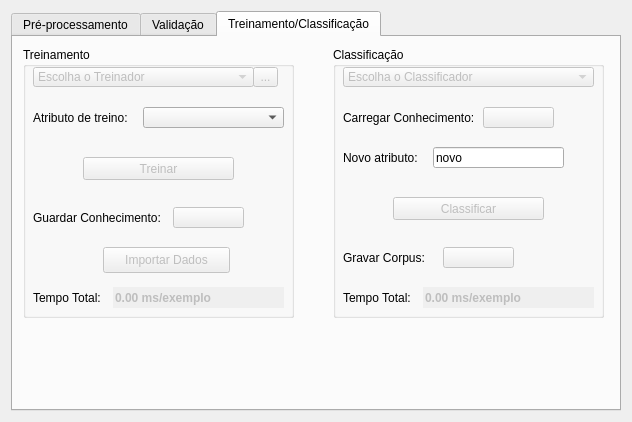
The window that Interface/InterfaceFAMA/janela.ui (cristianommsilva/machine-learning-ip-ime) describes before a commit, drawn with Qt 5.
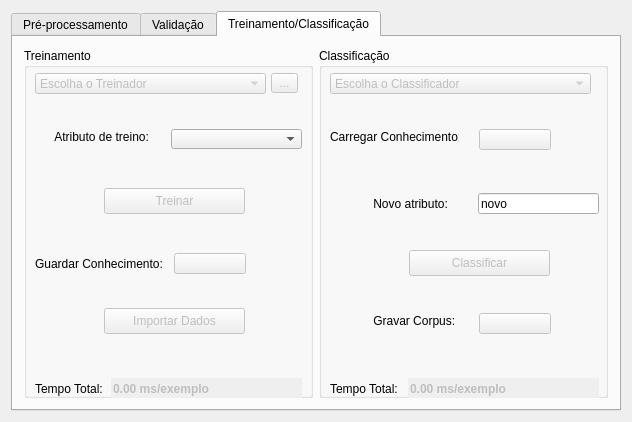
The same window after the commit. The open tabs and pages were chosen to show the change. Icons and pictures are not drawn.

The edit to the form file:
```diff
--- a/Interface/InterfaceFAMA/janela.ui
+++ b/Interface/InterfaceFAMA/janela.ui
@@ -956,15 +956,9 @@
       <attribute name="title">
        <string>Treinamento/Classificação</string>
       </attribute>
+      <layout class="QGridLayout" name="gridLayout_9">
+       <item row="0" column="0">
       <widget class="QGroupBox" name="groupBox_escolhaTreinador">
-       <property name="geometry">
-        <rect>
-         <x>10</x>
-         <y>10</y>
-         <width>271</width>
-         <height>271</height>
-        </rect>
-       </property>
        <property name="minimumSize">
         <size>
          <width>261</width>
@@ -986,12 +980,24 @@
         </property>
         <property name="geometry">
          <rect>
-          <x>10</x>
-          <y>20</y>
-          <width>221</width>
-          <height>20</height>
-         </rect>
-        </property>
+            <x>11</x>
+            <y>25</y>
+            <width>231</width>
+            <height>21</height>
+           </rect>
+          </property>
+          <property name="minimumSize">
+           <size>
+            <width>0</width>
+            <height>21</height>
+           </size>
+          </property>
+          <property name="maximumSize">
+           <size>
+            <width>16777215</width>
+            <height>21</height>
+           </size>
+          </property>
         <property name="insertPolicy">
          <enum>QComboBox::InsertAlphabetically</enum>
         </property>
@@ -1007,12 +1013,18 @@
         </property>
         <property name="geometry">
          <rect>
-          <x>230</x>
-          <y>20</y>
-          <width>25</width>
+            <x>247</x>
+            <y>25</y>
+            <width>27</width>
           <height>20</height>
          </rect>
         </property>
+          <property name="maximumSize">
+           <size>
+            <width>31</width>
+            <height>21</height>
+           </size>
+          </property>
         <property name="text">
          <string>...</string>
         </property>
@@ -1020,79 +1032,52 @@
        <widget class="QLabel" name="label_guardarConhecimento">
         <property name="geometry">
          <rect>
-          <x>10</x>
-          <y>160</y>
-          <width>131</width>
+            <x>11</x>
+            <y>205</y>
+            <width>127</width>
           <height>21</height>
          </rect>
         </property>
+          <property name="minimumSize">
+           <size>
+            <width>0</width>
+            <height>21</height>
+           </size>
+          </property>
+          <property name="maximumSize">
+           <size>
+            <width>131</width>
+            <height>21</height>
+           </size>
+          </property>
         <property name="text">
          <string>Guardar Conhecimento:</string>
         </property>
        </widget>
-       <widget class="QPushButton" name="pushButton_guardarConhecimento">
-        <property name="enabled">
-         <bool>false</bool>
-        </property>
-        <property name="geometry">
-         <rect>
-          <x>150</x>
-          <y>160</y>
-          <width>71</width>
-          <height>21</height>
-         </rect>
-        </property>
-        <property name="maximumSize">
-         <size>
-          <width>101</width>
-          <height>21</height>
-         </size>
-        </property>
-        <property name="font">
-         <font>
-          <italic>false</italic>
-          <underline>false</underline>
-          <strikeout>false</strikeout>
-         </font>
-        </property>
-        <property name="cursor">
-         <cursorShape>ArrowCursor</cursorShape>
-        </property>
-        <property name="layoutDirection">
-         <enum>Qt::LeftToRight</enum>
-        </property>
-        <property name="autoFillBackground">
-         <bool>false</bool>
-        </property>
-        <property name="text">
-         <string/>
-        </property>
-        <property name="icon">
-         <iconset>
-          <normaloff>../imagens/save.png</normaloff>../imagens/save.png</iconset>
-        </property>
-        <property name="autoDefault">
-         <bool>true</bool>
-        </property>
-        <property name="default">
-         <bool>false</bool>
-        </property>
-        <property name="flat">
-         <bool>false</bool>
-        </property>
-       </widget>
        <widget class="QPushButton" name="pushButton_treinar">
         <property name="enabled">
          <bool>false</bool>
         </property>
         <property name="geometry">
          <rect>
-          <x>60</x>
-          <y>110</y>
-          <width>151</width>
-          <height>23</height>
-         </rect>
-        </property>
+            <x>80</x>
+            <y>140</y>
+            <width>141</width>
+            <height>26</height>
+           </rect>
+          </property>
+          <property name="minimumSize">
+           <size>
+            <width>0</width>
+            <height>26</height>
+           </size>
+          </property>
+          <property name="maximumSize">
+           <size>
+            <width>16777215</width>
+            <height>26</height>
+           </size>
+          </property>
         <property name="text">
          <string>Treinar</string>
         </property>
@@ -1100,35 +1085,59 @@
        <widget class="QLabel" name="label_atributoTreino2">
         <property name="geometry">
          <rect>
-          <x>10</x>
-          <y>60</y>
-          <width>101</width>
-          <height>21</height>
-         </rect>
-        </property>
+            <x>11</x>
+            <y>81</y>
+            <width>131</width>
+            <height>16</height>
+           </rect>
+          </property>
+          <property name="maximumSize">
+           <size>
+            <width>99999</width>
+            <height>21</height>
+           </size>
+          </property>
         <property name="text">
-         <string>Atributo de treino:</string>
+           <string>      Atributo de treino:</string>
         </property>
        </widget>
        <widget class="QComboBox" name="comboBox_atributoTreino2">
         <property name="geometry">
          <rect>
-          <x>120</x>
-          <y>60</y>
-          <width>141</width>
-          <height>21</height>
-         </rect>
-        </property>
+            <x>147</x>
+            <y>81</y>
+            <width>131</width>
+            <height>20</height>
+           </rect>
+          </property>
+          <property name="maximumSize">
+           <size>
+            <width>16777215</width>
+            <height>21</height>
+           </size>
+          </property>
        </widget>
        <widget class="QLabel" name="label_tempoTreino">
         <property name="geometry">
          <rect>
-          <x>10</x>
-          <y>240</y>
-          <width>81</width>
+            <x>11</x>
+            <y>330</y>
+            <width>70</width>
           <height>21</height>
          </rect>
         </property>
+          <property name="minimumSize">
+           <size>
+            <width>0</width>
+            <height>21</height>
+           </size>
+          </property>
+          <property name="maximumSize">
+           <size>
+            <width>81</width>
+            <height>21</height>
+           </size>
+          </property>
         <property name="text">
          <string>Tempo Total:</string>
         </property>
@@ -1139,12 +1148,24 @@
         </property>
         <property name="geometry">
          <rect>
-          <x>90</x>
-          <y>240</y>
-          <width>171</width>
+            <x>87</x>
+            <y>330</y>
+            <width>191</width>
           <height>21</height>
          </rect>
         </property>
+          <property name="minimumSize">
+           <size>
+            <width>0</width>
+            <height>21</height>
+           </size>
+          </property>
+          <property name="maximumSize">
+           <size>
+            <width>16777215</width>
+            <height>21</height>
+           </size>
+          </property>
         <property name="font">
          <font>
           <family>Arial</family>
@@ -1169,11 +1190,17 @@
         <property name="geometry">
          <rect>
           <x>80</x>
-          <y>200</y>
-          <width>127</width>
+            <y>260</y>
+            <width>141</width>
           <height>26</height>
          </rect>
         </property>
+          <property name="maximumSize">
+           <size>
+            <width>16777215</width>
+            <height>26</height>
+           </size>
+          </property>
         <property name="text">
          <string>Importar Dados</string>
         </property>
@@ -1182,16 +1209,78 @@
           <normaloff>../imagens/flecha2.png</normaloff>../imagens/flecha2.png</iconset>
         </property>
        </widget>
-      </widget>
+         <widget class="QPushButton" name="pushButton_guardarConhecimento">
+          <property name="enabled">
+           <bool>false</bool>
+          </property>
+          <property name="geometry">
+           <rect>
+            <x>150</x>
+            <y>205</y>
+            <width>72</width>
+            <height>21</height>
+           </rect>
+          </property>
+          <property name="sizePolicy">
+           <sizepolicy hsizetype="Minimum" vsizetype="Fixed">
+            <horstretch>0</horstretch>
+            <verstretch>0</verstretch>
+           </sizepolicy>
+          </property>
+          <property name="maximumSize">
+           <size>
+            <width>81</width>
+            <height>21</height>
+           </size>
+          </property>
+          <property name="font">
+           <font>
+            <italic>false</italic>
+            <underline>false</underline>
+            <strikeout>false</strikeout>
+           </font>
+          </property>
+          <property name="cursor">
+           <cursorShape>ArrowCursor</cursorShape>
+          </property>
+          <property name="layoutDirection">
+           <enum>Qt::LeftToRight</enum>
+          </property>
+          <property name="autoFillBackground">
+           <bool>false</bool>
+          </property>
+          <property name="text">
+           <string/>
+          </property>
+          <property name="icon">
+           <iconset>
+            <normaloff>../imagens/save.png</normaloff>../imagens/save.png</iconset>
+          </property>
+          <property name="autoDefault">
+           <bool>true</bool>
+          </property>
+          <property name="default">
+           <bool>false</bool>
+          </property>
+          <property name="flat">
+           <bool>false</bool>
+          </property>
+         </widget>
+         <zorder>comboBox_metodoTreinador</zorder>
+         <zorder>toolButton_treinador2</zorder>
+         <zorder>label_guardarConhecimento</zorder>
+         <zorder>pushButton_treinar</zorder>
+         <zorder>label_atributoTreino2</zorder>
+         <zorder>comboBox_atributoTreino2</zorder>
+         <zorder>label_tempoTreino</zorder>
+         <zorder>lineEdit_tempoTreino</zorder>
+         <zorder>pushButton_importarDadosAba3</zorder>
+         <zorder>pushButton_guardarConhecimento</zorder>
+         <zorder>groupBox_escolhaClassificador2</zorder>
+        </widget>
+       </item>
+       <item row="0" column="1">
       <widget class="QGroupBox" name="groupBox_escolhaClassificador2">
-       <property name="geometry">
-        <rect>
-         <x>320</x>
-         <y>10</y>
-         <width>271</width>
-         <height>271</height>
-        </rect>
-       </property>
        <property name="minimumSize">
         <size>
          <width>261</width>
@@ -1213,12 +1302,24 @@
         </property>
         <property name="geometry">
          <rect>
-          <x>10</x>
-          <y>20</y>
-          <width>251</width>
-          <height>20</height>
-         </rect>
-        </property>
+            <x>11</x>
+            <y>25</y>
+            <width>261</width>
+            <height>21</height>
+           </rect>
+          </property>
+          <property name="minimumSize">
+           <size>
+            <width>0</width>
+            <height>21</height>
+           </size>
+          </property>
+          <property name="maximumSize">
+           <size>
+            <width>16777215</width>
+            <height>21</height>
+           </size>
+          </property>
         <property name="insertPolicy">
          <enum>QComboBox::InsertAlphabetically</enum>
         </property>
@@ -1231,79 +1332,40 @@
        <widget class="QLabel" name="label_carregarConhecimento">
         <property name="geometry">
          <rect>
-          <x>10</x>
-          <y>60</y>
-          <width>131</width>
-          <height>21</height>
+            <x>11</x>
+            <y>81</y>
+            <width>129</width>
+            <height>16</height>
          </rect>
         </property>
         <property name="text">
          <string>Carregar Conhecimento:</string>
         </property>
        </widget>
-       <widget class="QPushButton" name="pushButton_carregarConhecimento">
-        <property name="enabled">
-         <bool>false</bool>
-        </property>
-        <property name="geometry">
-         <rect>
-          <x>150</x>
-          <y>60</y>
-          <width>71</width>
-          <height>21</height>
-         </rect>
-        </property>
-        <property name="maximumSize">
-         <size>
-          <width>101</width>
-          <height>21</height>
-         </size>
-        </property>
-        <property name="font">
-         <font>
-          <italic>false</italic>
-          <underline>false</underline>
-          <strikeout>false</strikeout>
-         </font>
-        </property>
-        <property name="cursor">
-         <cursorShape>ArrowCursor</cursorShape>
-        </property>
-        <property name="layoutDirection">
-         <enum>Qt::LeftToRight</enum>
-        </property>
-        <property name="autoFillBackground">
-         <bool>false</bool>
-        </property>
-        <property name="text">
-         <string/>
-        </property>
-        <property name="icon">
-         <iconset>
-          <normaloff>../imagens/folder_open.png</normaloff>../imagens/folder_open.png</iconset>
-        </property>
-        <property name="autoDefault">
-         <bool>true</bool>
-        </property>
-        <property name="default">
-         <bool>false</bool>
-        </property>
-        <property name="flat">
-         <bool>false</bool>
-        </property>
-       </widget>
        <widget class="QPushButton" name="pushButton_classificar">
         <property name="enabled">
          <bool>false</bool>
         </property>
         <property name="geometry">
          <rect>
-          <x>60</x>
-          <y>150</y>
-          <width>151</width>
-          <height>23</height>
-         </rect>
-        </property>
+            <x>90</x>
+            <y>202</y>
+            <width>141</width>
+            <height>26</height>
+           </rect>
+          </property>
+          <property name="minimumSize">
+           <size>
+            <width>0</width>
+            <height>26</height>
+           </size>
+          </property>
+          <property name="maximumSize">
+           <size>
+            <width>16777215</width>
+            <height>26</height>
+           </size>
+          </property>
         <property name="text">
          <string>Classificar</string>
         </property>
@@ -1311,25 +1373,37 @@
        <widget class="QLabel" name="label_novoAtributo">
         <property name="geometry">
          <rect>
-          <x>10</x>
-          <y>100</y>
-          <width>81</width>
+            <x>11</x>
+            <y>145</y>
+            <width>130</width>
           <height>21</height>
          </rect>
         </property>
+          <property name="minimumSize">
+           <size>
+            <width>0</width>
+            <height>21</height>
+           </size>
+          </property>
         <property name="text">
-         <string>Novo atributo:</string>
+           <string>             Novo atributo:</string>
         </property>
        </widget>
        <widget class="QLineEdit" name="lineEdit_novoAtributo">
         <property name="geometry">
          <rect>
-          <x>100</x>
-          <y>100</y>
-          <width>131</width>
+            <x>159</x>
+            <y>145</y>
+            <width>121</width>
           <height>21</height>
          </rect>
         </property>
+          <property name="minimumSize">
+           <size>
+            <width>0</width>
+            <height>21</height>
+           </size>
+          </property>
         <property name="text">
          <string>novo</string>
         </property>
@@ -1337,12 +1411,24 @@
        <widget class="QLabel" name="label_tempoClassificacao">
         <property name="geometry">
          <rect>
-          <x>10</x>
-          <y>240</y>
-          <width>81</width>
+            <x>11</x>
+            <y>330</y>
+            <width>70</width>
           <height>21</height>
          </rect>
         </property>
+          <property name="minimumSize">
+           <size>
+            <width>0</width>
+            <height>21</height>
+           </size>
+          </property>
+          <property name="maximumSize">
+           <size>
+            <width>81</width>
+            <height>21</height>
+           </size>
+          </property>
         <property name="text">
          <string>Tempo Total:</string>
         </property>
@@ -1353,12 +1439,24 @@
         </property>
         <property name="geometry">
          <rect>
-          <x>90</x>
-          <y>240</y>
-          <width>171</width>
+            <x>89</x>
+            <y>330</y>
+            <width>191</width>
           <height>21</height>
          </rect>
         </property>
+          <property name="minimumSize">
+           <size>
+            <width>0</width>
+            <height>21</height>
+           </size>
+          </property>
+          <property name="maximumSize">
+           <size>
+            <width>16777215</width>
+            <height>21</height>
+           </size>
+          </property>
         <property name="font">
          <font>
           <family>Arial</family>
@@ -1376,40 +1474,116 @@
          <bool>false</bool>
         </property>
        </widget>
-       <widget class="QPushButton" name="pushButton_gravarCorpus">
-        <property name="enabled">
-         <bool>false</bool>
-        </property>
-        <property name="geometry">
-         <rect>
-          <x>110</x>
-          <y>200</y>
-          <width>71</width>
-          <height>21</height>
-         </rect>
-        </property>
-        <property name="text">
-         <string/>
-        </property>
-        <property name="icon">
-         <iconset>
-          <normaloff>../imagens/save.png</normaloff>../imagens/save.png</iconset>
-        </property>
-       </widget>
        <widget class="QLabel" name="label_gravarCorpus">
         <property name="geometry">
          <rect>
-          <x>10</x>
-          <y>200</y>
-          <width>91</width>
+            <x>11</x>
+            <y>265</y>
+            <width>141</width>
+            <height>16</height>
+           </rect>
+          </property>
+          <property name="maximumSize">
+           <size>
+            <width>9999</width>
           <height>21</height>
-         </rect>
-        </property>
+           </size>
+          </property>
+          <property name="text">
+           <string>             Gravar Corpus:</string>
+          </property>
+         </widget>
+         <widget class="QPushButton" name="pushButton_gravarCorpus">
+          <property name="enabled">
+           <bool>false</bool>
+          </property>
+          <property name="geometry">
+           <rect>
+            <x>160</x>
+            <y>265</y>
+            <width>72</width>
+            <height>21</height>
+           </rect>
+          </property>
+          <property name="maximumSize">
+           <size>
+            <width>81</width>
+            <height>21</height>
+           </size>
+          </property>
         <property name="text">
-         <string>Gravar Corpus:</string>
-        </property>
-       </widget>
-      </widget>
+           <string/>
+          </property>
+          <property name="icon">
+           <iconset>
+            <normaloff>../imagens/save.png</normaloff>../imagens/save.png</iconset>
+          </property>
+         </widget>
+         <widget class="QPushButton" name="pushButton_carregarConhecimento">
+          <property name="enabled">
+           <bool>false</bool>
+          </property>
+          <property name="geometry">
+           <rect>
+            <x>160</x>
+            <y>81</y>
+            <width>72</width>
+            <height>21</height>
+           </rect>
+          </property>
+          <property name="maximumSize">
+           <size>
+            <width>81</width>
+            <height>21</height>
+           </size>
+          </property>
+          <property name="font">
+           <font>
+            <italic>false</italic>
+            <underline>false</underline>
+            <strikeout>false</strikeout>
+           </font>
+          </property>
+          <property name="cursor">
+           <cursorShape>ArrowCursor</cursorShape>
+          </property>
+          <property name="layoutDirection">
+           <enum>Qt::LeftToRight</enum>
+          </property>
+          <property name="autoFillBackground">
+           <bool>false</bool>
+          </property>
+          <property name="text">
+           <string/>
+          </property>
+          <property name="icon">
+           <iconset>
+            <normaloff>../imagens/folder_open.png</normaloff>../imagens/folder_open.png</iconset>
+          </property>
+          <property name="autoDefault">
+           <bool>true</bool>
+          </property>
+          <property name="default">
+           <bool>false</bool>
+          </property>
+          <property name="flat">
+           <bool>false</bool>
+          </property>
+         </widget>
+         <zorder>comboBox_metodoClassificador</zorder>
+         <zorder>label_carregarConhecimento</zorder>
+         <zorder>pushButton_classificar</zorder>
+         <zorder>label_novoAtributo</zorder>
+         <zorder>lineEdit_novoAtributo</zorder>
+         <zorder>label_tempoClassificacao</zorder>
+         <zorder>lineEdit_tempoClassificacao</zorder>
+         <zorder>label_gravarCorpus</zorder>
+         <zorder>groupBox_escolhaTreinador</zorder>
+         <zorder>pushButton_gravarCorpus</zorder>
+         <zorder>pushButton_carregarConhecimento</zorder>
+        </widget>
+       </item>
+      </layout>
      </widget>
     </widget>
    </item>
```
Lines whose indentation alone changed are shown as unchanged.
